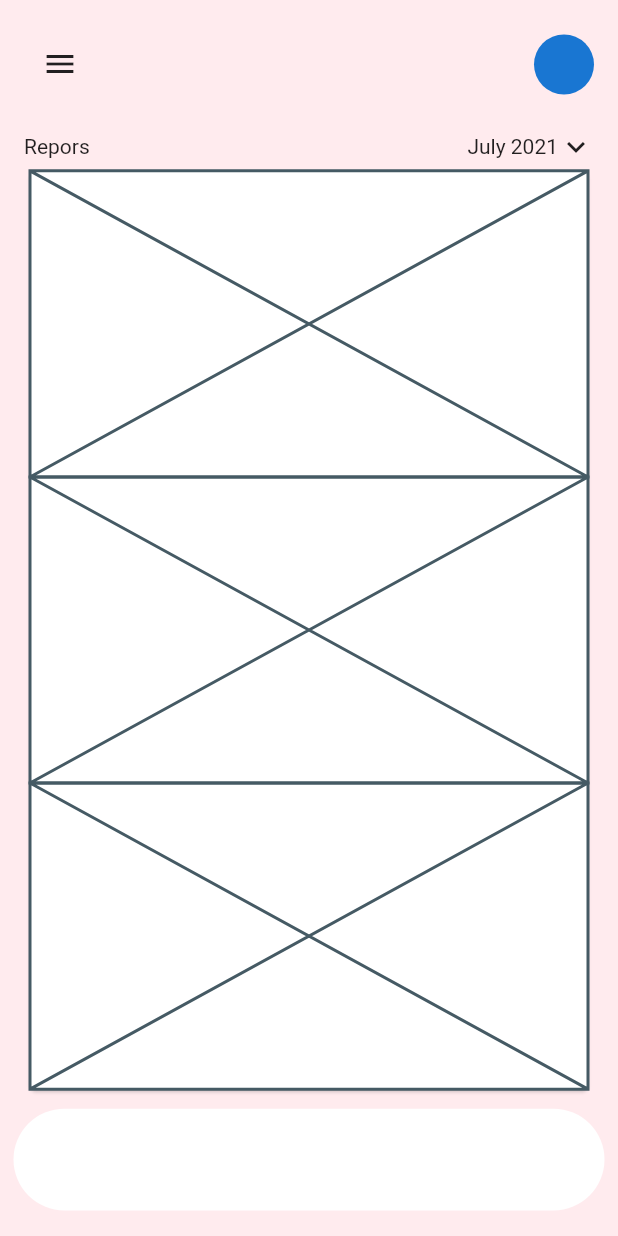
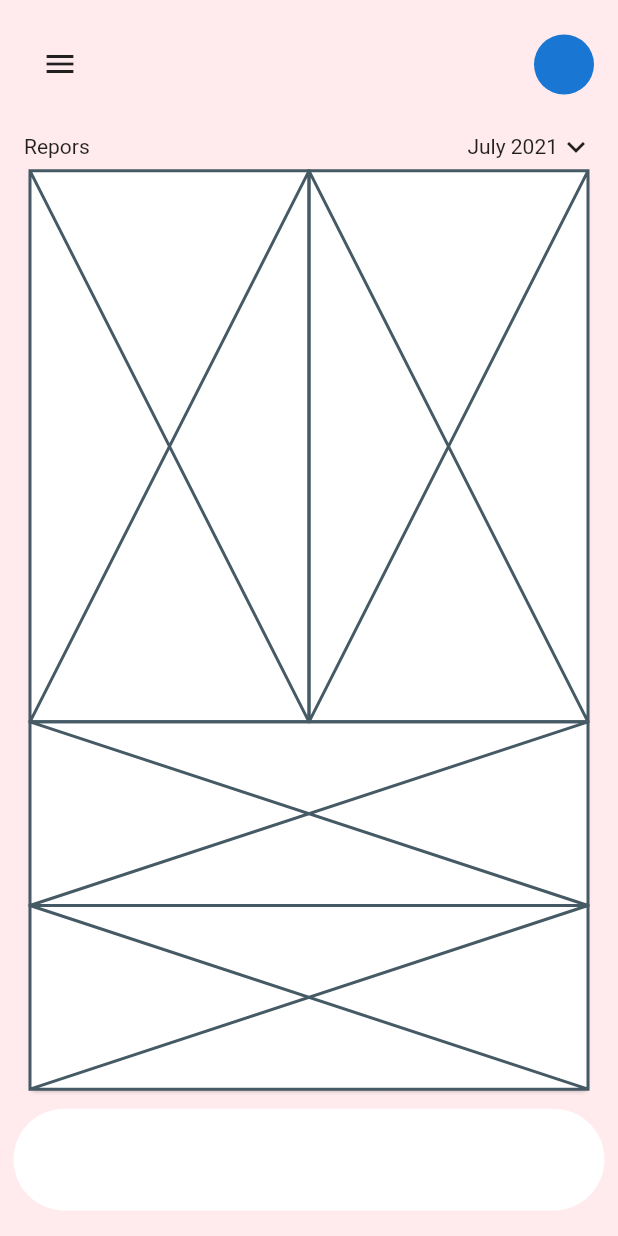
Before and after one commit to JAICHANGPARK/flutter_notebook_11th_story, a Flutter app: the screen it shows after launch, on a phone screen of 412 x 824 dp. Run offline on Flutter 3.47's test engine with Material 2 defaults, Android fonts, the phone set to English and light mode, and no system bars; our stand-ins replace backdrop, badges, flutter_inner_drawer, flutter_slidable, flutter_swiper, google_fonts.

Commit message:
Update bank_balance_page.dart

```diff
--- a/lib/ep749_bank_app/ui/bank_balance_page.dart
+++ b/lib/ep749_bank_app/ui/bank_balance_page.dart
@@ -47,7 +47,14 @@ class _BankBalancePageState extends State<BankBalancePage> {
                   Expanded(child: Card(
                     child: Column(
                       children: [
-                        Expanded(child: Placeholder()),
+                        Expanded(
+                            flex: 3,
+                            child: Row(
+                          children: [
+                            Expanded(child: Placeholder()),
+                            Expanded(child: Placeholder()),
+                          ],
+                        )),
                         Expanded(child: Placeholder()),
                         Expanded(child: Placeholder()),
                       ],
```
